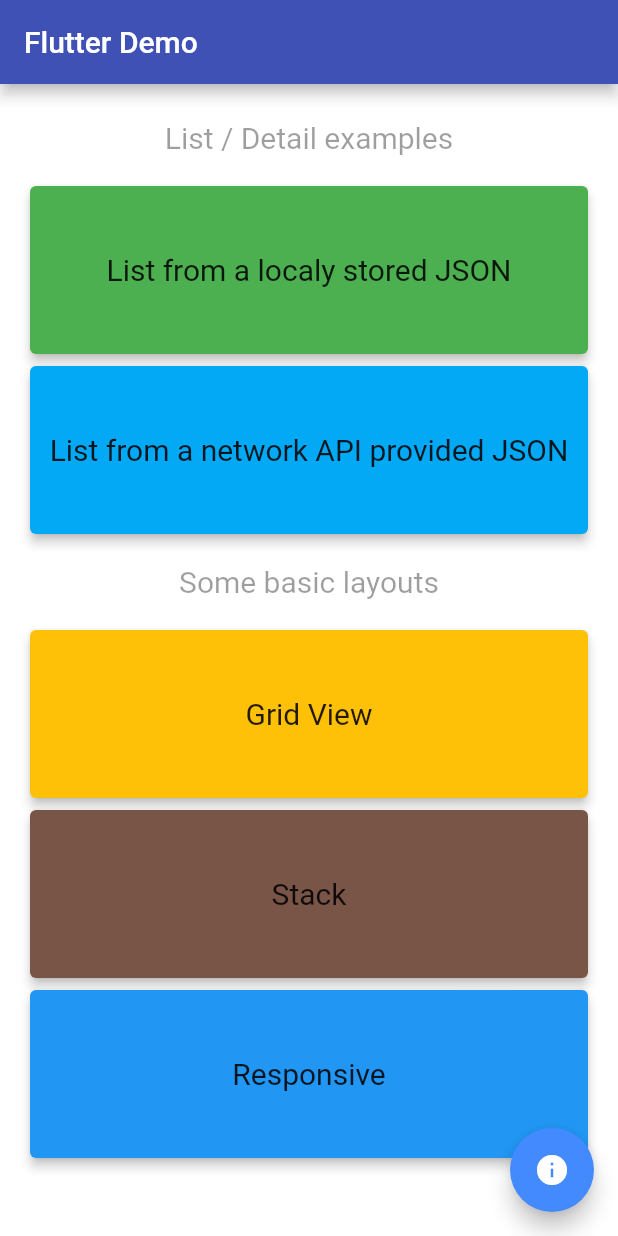
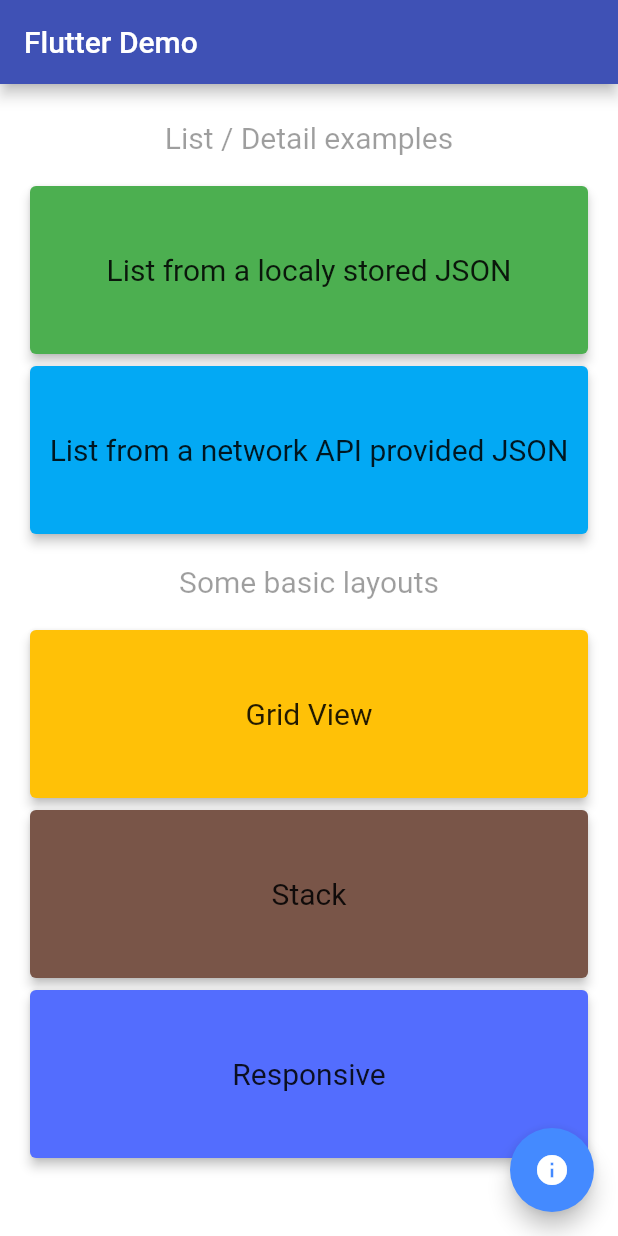
Before and after one commit to MazNaiini/flutter-sample, a Flutter app: the screen it shows after launch, on a phone screen of 412 x 824 dp. Run offline on Flutter 3.47's test engine with Material 2 defaults, Android fonts, the phone set to English and light mode, and no system bars.

Commit message:
New color for the last item of the main list

```diff
--- a/lib/Widgets/MainList/MainListView.dart
+++ b/lib/Widgets/MainList/MainListView.dart
@@ -45,7 +45,7 @@
         ),
         _SelectableTile(
           title: 'Responsive',
-          color: Colors.blue,
+          color: Colors.indigoAccent,
           onTap: () {},
         ),
       ],
```
Also changed, not shown: 1 other file.
